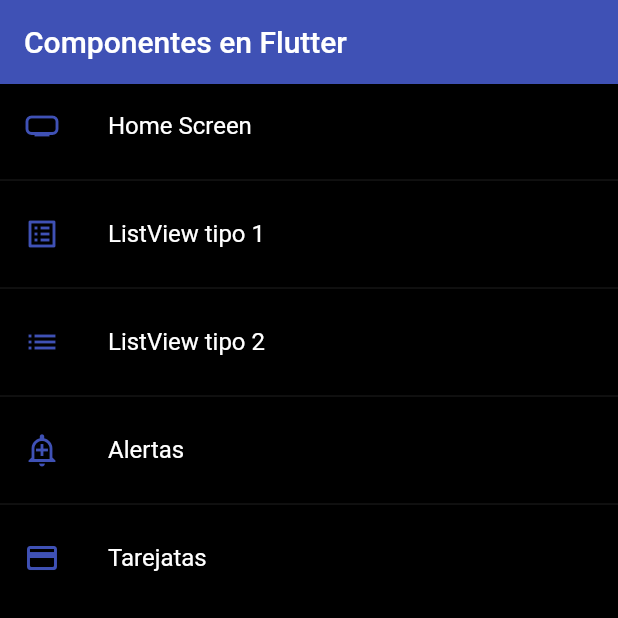
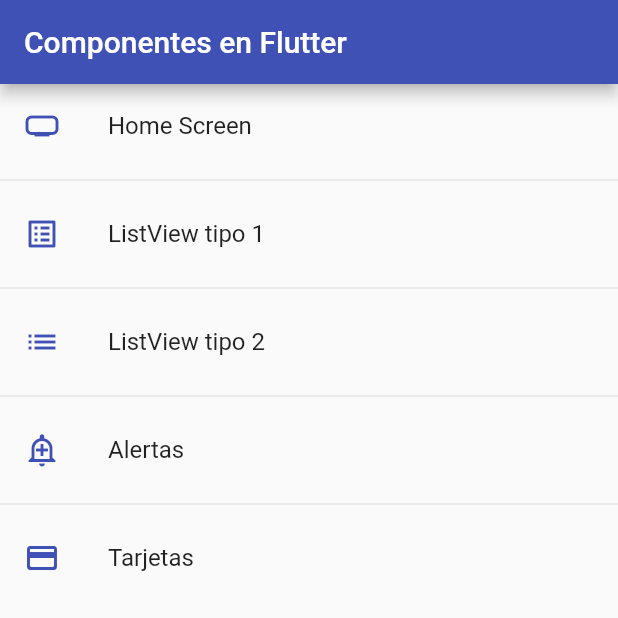
Before and after one commit to alexqgon93/flutter_components, a Flutter app: the screen it shows after launch, on a phone screen of 412 x 824 dp, the top half of it. Run offline on Flutter 3.47's test engine with Material 2 defaults, Android fonts, the phone set to English and light mode, and no system bars.

```diff
--- a/lib/main.dart
+++ b/lib/main.dart
@@ -15,7 +15,7 @@ class MyApp extends StatelessWidget {
       initialRoute: AppRoutes.initialRoute,
       routes: AppRoutes.getAppRoutes(),
       onGenerateRoute: AppRoutes.onGenerateRoute,
-      theme: AppTheme.darkTheme,
+      theme: AppTheme.lightTheme,
     );
   }
 }
--- a/lib/router/app_routes.dart
+++ b/lib/router/app_routes.dart
@@ -28,7 +28,7 @@ class AppRoutes {
         icon: Icons.add_alert_outlined),
     MenuOption(
         route: 'card',
-        name: 'Tarejatas',
+        name: 'Tarjetas',
         screen: const CardScreen(),
         icon: Icons.credit_card_rounded),
   ];
--- a/lib/theme/app_theme.dart
+++ b/lib/theme/app_theme.dart
@@ -4,7 +4,9 @@ class AppTheme {
   static const Color primary = Colors.indigo;
   static final ThemeData lightTheme = ThemeData.light().copyWith(
       primaryColor: Colors.indigo,
-      appBarTheme: const AppBarTheme(color: primary));
+      appBarTheme: const AppBarTheme(color: primary),
+      textButtonTheme: TextButtonThemeData(
+          style: TextButton.styleFrom(foregroundColor: primary)));
 
   static final ThemeData darkTheme = ThemeData.dark().copyWith(
       primaryColor: Colors.indigo,
--- /dev/null
+++ b/lib/widgets/widgets.dart
@@ -0,0 +1,2 @@
+export 'package:flutter_components/widgets/custom_card_type_2.dart';
+export 'package:flutter_components/widgets/custom_card_type_1.dart';
--- a/pubspec.yaml
+++ b/pubspec.yaml
@@ -60,8 +60,8 @@ flutter:
   uses-material-design: true
 
   # To add assets to your application, add an assets section, like this:
-  # assets:
-  #   - images/a_dot_burr.jpeg
+  assets:
+     - assets/
   #   - images/a_dot_ham.jpeg
 
   # An image asset can refer to one or more resolution-specific "variants", see
```
Also changed, not shown: lib/screens/card_screen.dart (+7 -18 lines), lib/widgets/custom_card_type_1.dart (added, +40 -0 lines), lib/widgets/custom_card_type_2.dart (added, +20 -0 lines), assets/jar-loading.gif (added).
